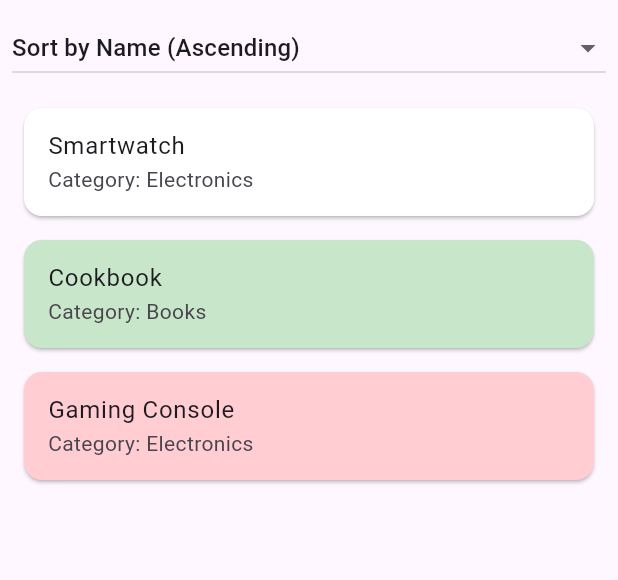
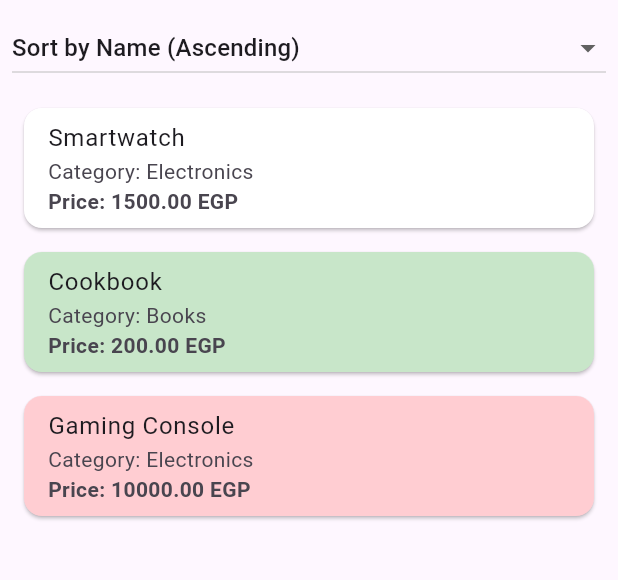
Before and after one commit to habibayasserr/HedieatyApp, a Flutter app: the GiftListView screen opened directly with empty values, on a phone screen of 412 x 824 dp, the part 84-664 px from its top. Run offline on Flutter 3.47's test engine with Material 3 defaults, Android fonts, the phone set to English and light mode, and no system bars; our stand-ins replace cloud_firestore, firebase_auth; accounts and stored records are empty.

Commit message:
Displayed the price in the gift card because it wasn't visible to the user

```diff
--- a/lib/views/gift_list_view.dart
+++ b/lib/views/gift_list_view.dart
@@ -120,7 +120,16 @@ class _GiftListViewState extends State<GiftListView> {
                       const EdgeInsets.symmetric(horizontal: 16, vertical: 8),
                   child: ListTile(
                     title: Text(gift.name),
-                    subtitle: Text('Category: ${gift.category}'),
+                    subtitle: Column(
+                      crossAxisAlignment: CrossAxisAlignment.start,
+                      children: [
+                        Text('Category: ${gift.category}'),
+                        Text(
+                          'Price: ${gift.price.toStringAsFixed(2)} EGP',
+                          style: const TextStyle(fontWeight: FontWeight.bold),
+                        ),
+                      ],
+                    ),
                     onTap: () {
                       Navigator.push(
                         context,
```
